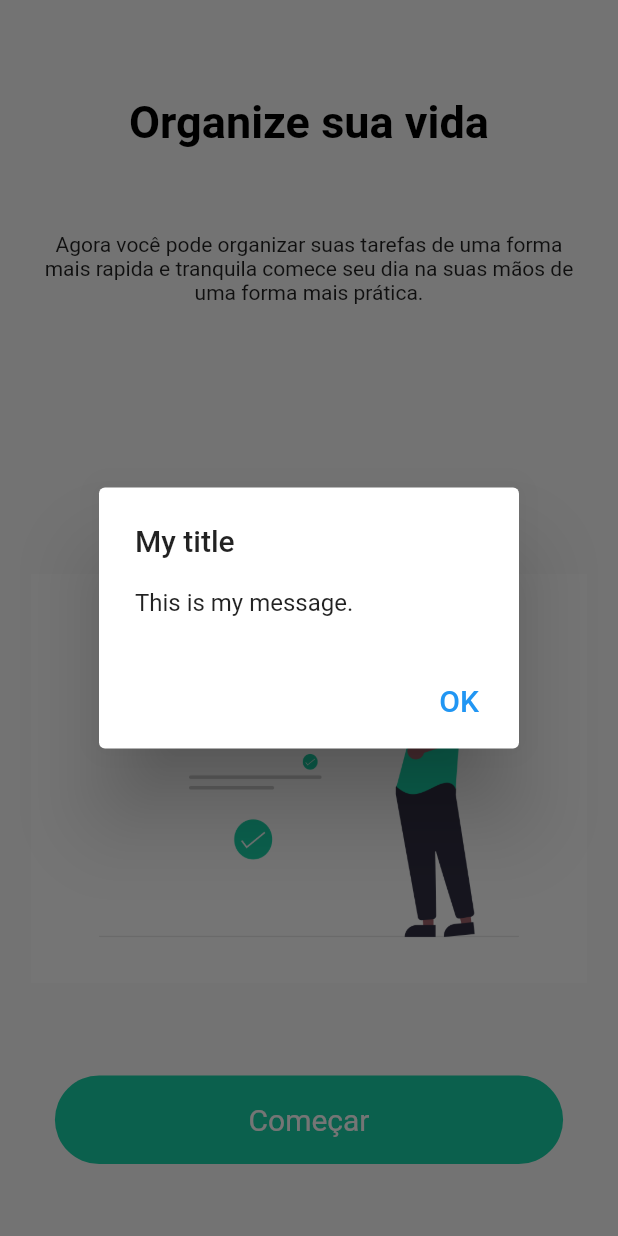
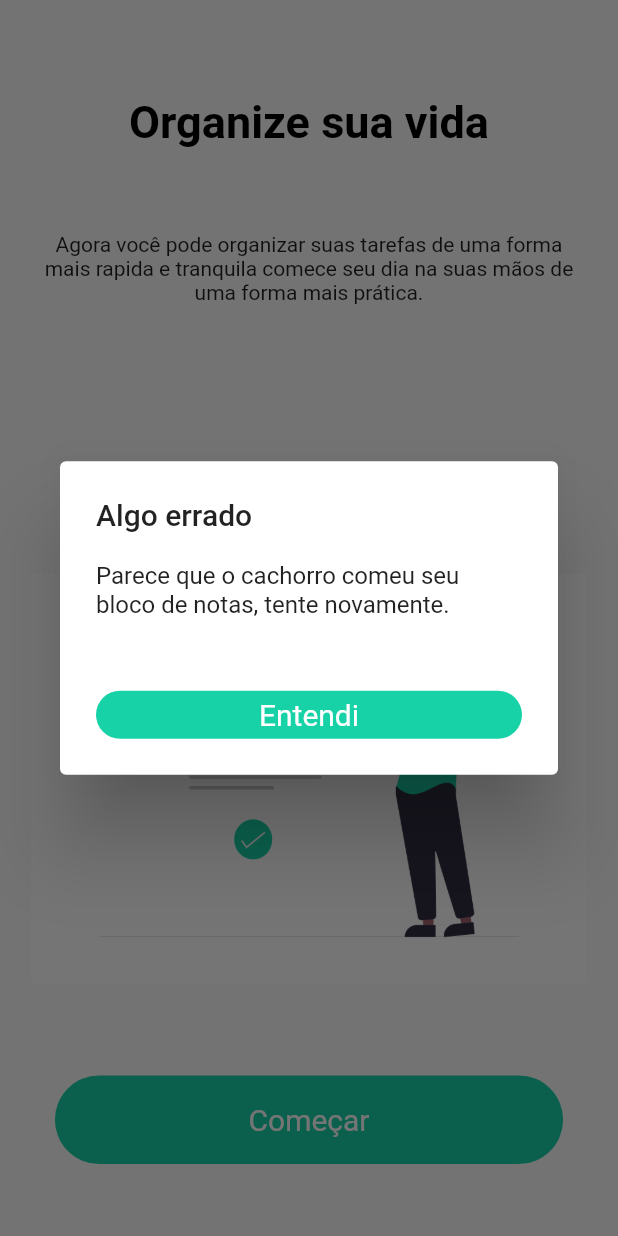
Before and after one commit to Lucas-Chaves/MyToDoList, a Flutter app: the screen it shows after launch, after a tap on "Começar", on a phone screen of 412 x 824 dp. Run offline on Flutter 3.47's test engine with Material 2 defaults, Android fonts, the phone set to English and light mode, and no system bars; our stand-ins replace equatable, flutter_bloc, sqflite; accounts and stored records are empty.

Commit message:
changed button and taskDialog

```diff
--- a/lib/ui/home/home.page.dart
+++ b/lib/ui/home/home.page.dart
@@ -53,8 +53,25 @@ class _HomePageState extends State<HomePage> {
                   if (state.status == HomeStatus.loading) {
                     return CircularProgressIndicator();
                   }
-                  if(state.status == HomeStatus.failure){
-                    WidgetsBinding.instance!.addPostFrameCallback((_) {showAlertDialog(context);});
+                  if (state.status == HomeStatus.failure) {
+                    WidgetsBinding.instance!.addPostFrameCallback((_) {
+                      showAlertDialog(
+                          context: context,
+                          actions: [
+                            Container(
+                              alignment: Alignment.bottomRight,
+                              child: MyButton(
+                                btnText: "Entendi",
+                                functionButton: () {
+                                  Navigator.pop(context);
+                                },
+                              ),
+                            ),
+                          ],
+                          content: Text(
+                              "Parece que o cachorro comeu seu bloco de notas, tente novamente."),
+                          title: Text("Algo errado"));
+                    });
                   }
                   return Expanded(
                     child: MyButton(
--- a/lib/utils/widgets/my_button.dart
+++ b/lib/utils/widgets/my_button.dart
@@ -6,8 +6,11 @@ class MyButton extends StatelessWidget {
   final String btnText;
   final VoidCallback? functionButton;
   final Color? colorButton;
+  final double? widthSize;
+  final double? heightSize;
+  final TextStyle? textThemeButton;
 
-  const MyButton({Key? key, this.btnText = "", this.functionButton, this.colorButton}) : super(key: key);
+  const MyButton({Key? key, this.btnText = "", this.functionButton, this.colorButton, this.widthSize, this.textThemeButton, this.heightSize}) : super(key: key);
 
   @override
   Widget build(BuildContext context) {
@@ -19,10 +22,11 @@ class MyButton extends StatelessWidget {
             borderRadius: BorderRadius.all(Radius.circular(borderRadiusPrimaryButton))),
         alignment: Alignment.center,
         margin: EdgeInsets.symmetric(horizontal: kHeightM, vertical: kWidthM),
-        width: MediaQuery.of(context).size.width,
+        width: widthSize?? MediaQuery.of(context).size.width,
+        height: heightSize?? kHeightL,
         child: Text(
           btnText,
-          style: getTextTheme.button,
+          style: textThemeButton?? getTextTheme.button,
         ),
       ),
       onTap: functionButton ?? (){},
--- a/lib/utils/widgets/task_dialog.dart
+++ b/lib/utils/widgets/task_dialog.dart
@@ -1,20 +1,16 @@
 import 'package:flutter/material.dart';
 
-Future<void> showAlertDialog(BuildContext context) async {
-
-  // set up the button
-  Widget okButton = TextButton(
-    child: Text("OK"),
-    onPressed: () { Navigator.pop(context);},
-  );
-
+Future<void> showAlertDialog({
+  required BuildContext context,
+  required List<Widget> actions,
+  required Widget title,
+  required Widget content,
+}) async {
   // set up the AlertDialog
   AlertDialog alert = AlertDialog(
-    title: Text("My title"),
-    content: Text("This is my message."),
-    actions: [
-      okButton,
-    ],
+    title: title,
+    content: content,
+    actions: actions,
   );
 
   // show the dialog
```
Also changed, not shown: lib/theme/size.dart (line endings or trailing spaces).
